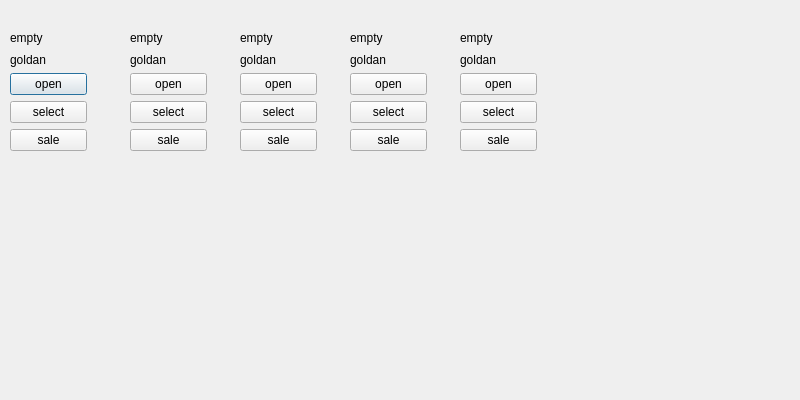
Above: second.ui from mahshid-o/GreenHouse before the change. Below: the same form after it.
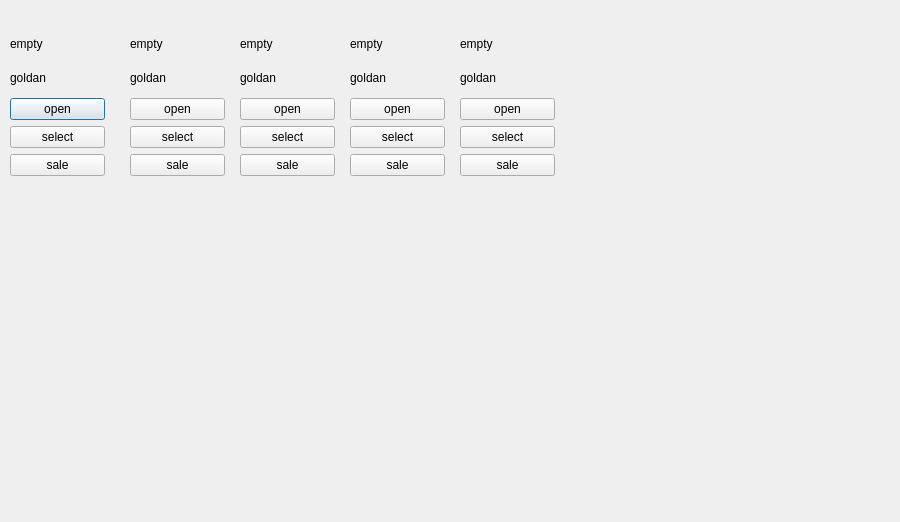
That is the form after the change. Icons and pictures are not drawn.

Patch:
```diff
--- a/second.ui
+++ b/second.ui
@@ -6,20 +6,23 @@
    <rect>
     <x>0</x>
     <y>0</y>
-    <width>800</width>
-    <height>400</height>
+    <width>900</width>
+    <height>522</height>
    </rect>
   </property>
   <property name="windowTitle">
    <string>Dialog</string>
   </property>
+  <property name="styleSheet">
+   <string notr="true">background-image: url(:/new/prefix1/background.png);</string>
+  </property>
   <widget class="QWidget" name="layoutWidget">
    <property name="geometry">
     <rect>
      <x>10</x>
      <y>30</y>
-     <width>77</width>
-     <height>121</height>
+     <width>95</width>
+     <height>146</height>
     </rect>
    </property>
    <layout class="QVBoxLayout" name="verticalLayout">
@@ -65,8 +68,8 @@
     <rect>
      <x>130</x>
      <y>30</y>
-     <width>77</width>
-     <height>121</height>
+     <width>95</width>
+     <height>146</height>
     </rect>
    </property>
    <layout class="QVBoxLayout" name="verticalLayout_2">
@@ -112,8 +115,8 @@
     <rect>
      <x>240</x>
      <y>30</y>
-     <width>77</width>
-     <height>121</height>
+     <width>95</width>
+     <height>146</height>
     </rect>
    </property>
    <layout class="QVBoxLayout" name="verticalLayout_3">
@@ -159,8 +162,8 @@
     <rect>
      <x>350</x>
      <y>30</y>
-     <width>77</width>
-     <height>121</height>
+     <width>95</width>
+     <height>146</height>
     </rect>
    </property>
    <layout class="QVBoxLayout" name="verticalLayout_4">
@@ -206,8 +209,8 @@
     <rect>
      <x>460</x>
      <y>30</y>
-     <width>77</width>
-     <height>121</height>
+     <width>95</width>
+     <height>146</height>
     </rect>
    </property>
    <layout class="QVBoxLayout" name="verticalLayout_5">
```
